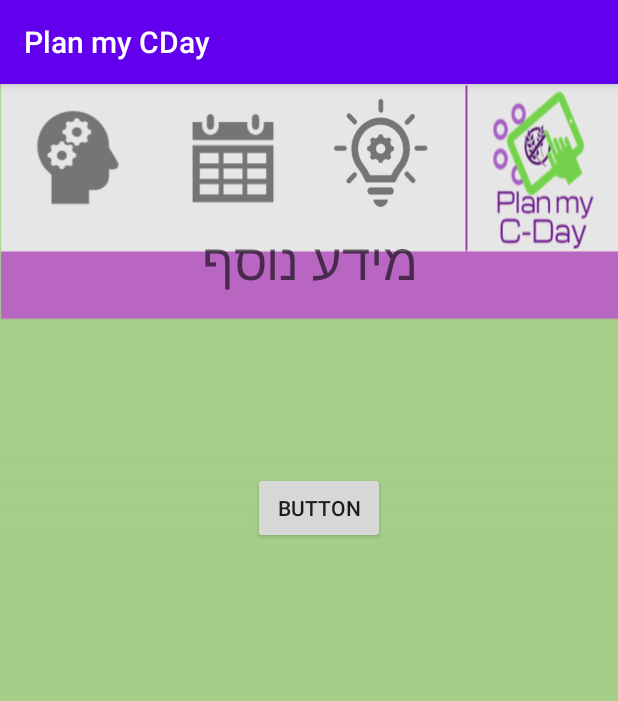
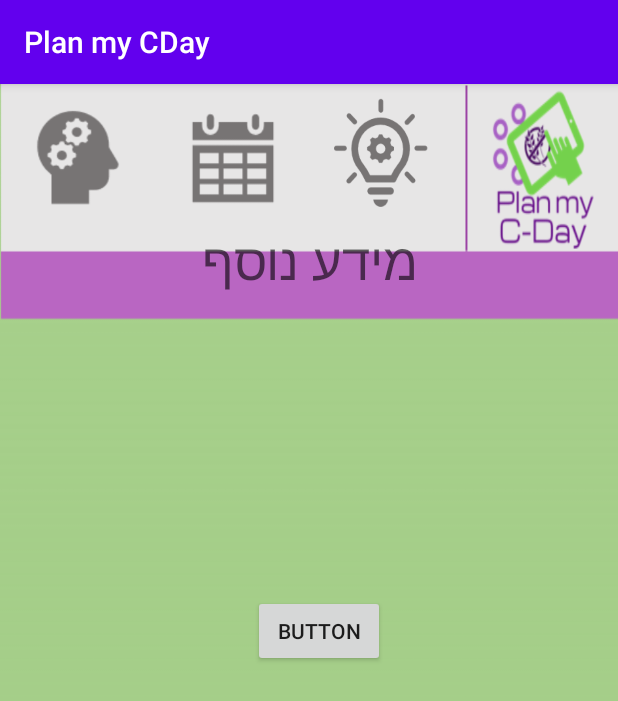
Before and after one commit to YuvalYahav/PlanMyCDay, an Android app: the InformationActivity screen opened directly, with no data from a screen before it, on a phone screen of 412 x 824 dp. Shown: the top 701 px of the screen. Run offline under Robolectric (Android 15) with nearby library versions, the phone set to English and light mode, and no system bars.

```diff
--- a/app/src/main/res/layout/activity_information.xml
+++ b/app/src/main/res/layout/activity_information.xml
@@ -65,10 +65,11 @@
         android:layout_width="wrap_content"
         android:layout_height="wrap_content"
         android:layout_marginStart="168dp"
-        android:layout_marginTop="118dp"
+        android:layout_marginTop="200dp"
         android:layout_marginEnd="155dp"
         android:text="Button"
         app:layout_constraintEnd_toEndOf="parent"
+        app:layout_constraintHorizontal_bias="1.0"
         app:layout_constraintStart_toStartOf="parent"
         app:layout_constraintTop_toBottomOf="@+id/textView3" />
 </androidx.constraintlayout.widget.ConstraintLayout>
```
